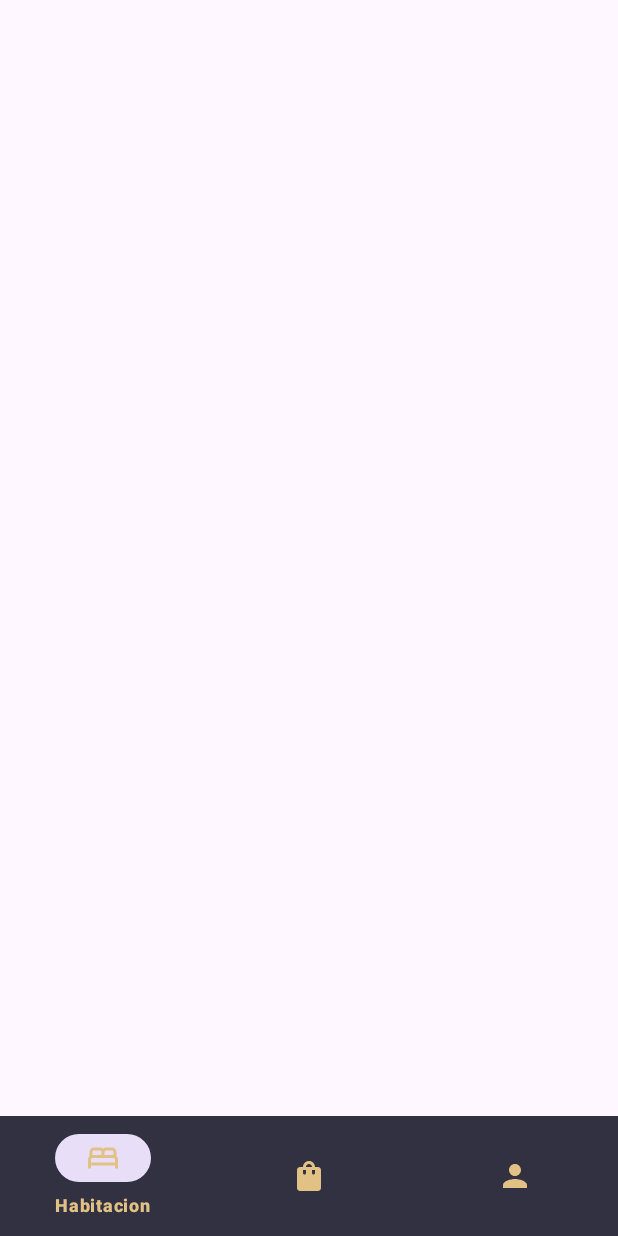
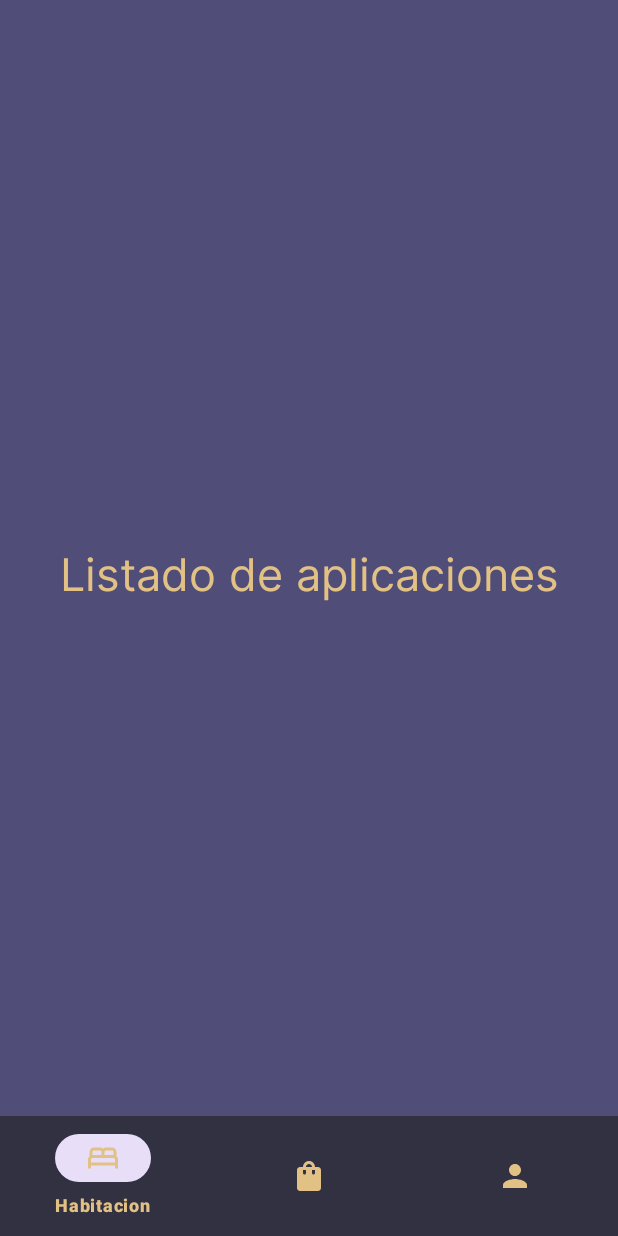
Before and after one commit to Ferkhan/feridem-android, an Android app: the screen it shows after launch (BarraNavegacionActivity), after a tap on "Iniciar Sesión", on a phone screen of 412 x 824 dp. Run offline under Robolectric (Android 15) with nearby library versions, the phone set to English and light mode, and no system bars.

Commit message:
arreglar barra de navegacion

```diff
--- a/app/src/main/java/com/feridem/android/BarraNavegacionActivity.java
+++ b/app/src/main/java/com/feridem/android/BarraNavegacionActivity.java
@@ -7,7 +7,6 @@ import androidx.fragment.app.FragmentTransaction;
 
 import android.os.Bundle;
 import android.view.MenuItem;
-import android.view.View;
 
 //import com.feridem.android.databinding.ActivityMainBinding;
 import com.google.android.material.bottomnavigation.BottomNavigationView;
@@ -15,51 +14,48 @@ import com.google.android.material.navigation.NavigationBarView;
 
 
 public class BarraNavegacionActivity extends AppCompatActivity {
-    private static HabitacionFragment  hf = new HabitacionFragment();
-    private static ReservacionFragment rf = new ReservacionFragment();
-    private static PerfilFragment      pf = new PerfilFragment();
+    private static final HabitacionFragment  hf = new HabitacionFragment();
+    private static final ReservacionFragment rf = new ReservacionFragment();
+    private static final PerfilFragment      pf = new PerfilFragment();
     static BottomNavigationView bn;
 //    ActivityMainBinding binding;
 
     @Override
     protected void onCreate(Bundle savedInstanceState) {
         super.onCreate(savedInstanceState);
-
-        //binding = ActivityMainBinding.inflate(getLayoutInflater());
         setContentView(R.layout.activity_barra_navegacion);
 
-        cargarFragmento(new HabitacionFragment());
+        cargarFragmento(hf);
         bn = findViewById(R.id.barraNavegacion);
+        bn.setOnItemSelectedListener(itemSeleccionado);
 
-        bn.setOnItemSelectedListener(mOnItemSelectedListener);
-
-//        binding.fab.setOnClickListener(new View.OnClickListener() {
-//            @Override
-//            public void onClick(View view) {
-//                showBottomDialog();
-//            }
-//        });
     }
 
-    private final NavigationBarView.OnItemSelectedListener mOnItemSelectedListener = new NavigationBarView.OnItemSelectedListener() {
+    private final NavigationBarView.OnItemSelectedListener itemSeleccionado = new NavigationBarView.OnItemSelectedListener() {
         @Override
         public boolean onNavigationItemSelected(@NonNull MenuItem item) {
-
-            switch (item.getItemId()) {
-                case R.id.habitacion:
-                    cargarFragmento(new HabitacionFragment());
-//                case R.id.encabezado:
+            if (item.getItemId() == R.id.habitacion) {
+                cargarFragmento(hf);
+            } else if (item.getItemId() == R.id.reservacion) {
+                cargarFragmento(rf);
+            } else if (item.getItemId() == R.id.perfil) {
+                cargarFragmento(pf);
+            }
+            return true;
+//            switch (item.getItemId()) {
+//                case R.id.habitacion:
+//                    cargarFragmento(new HabitacionFragment());
+//                    break;
+//                case R.id.reservacion:
 //                    cargarFragmento(new ReservacionFragment());
-//                    return true;
-//                case R.id.noCuenta:
+//                    break;
+//                case R.id.perfil:
 //                    cargarFragmento(new PerfilFragment());
-//                    return true;
-            }
-            return false;
-            };
+//                    break;
+//            }
+//            return true;
+        }
     };
-
-
 
     private void cargarFragmento (Fragment fragmento) {
         FragmentTransaction transaccion = getSupportFragmentManager().beginTransaction();
--- a/app/src/main/res/layout/activity_barra_navegacion.xml
+++ b/app/src/main/res/layout/activity_barra_navegacion.xml
@@ -12,9 +12,8 @@
         android:layout_height="0dp"
         app:layout_constraintBottom_toTopOf="@id/barraNavegacion"
         app:layout_constraintEnd_toEndOf="parent"
-        app:layout_constraintEnd_toStartOf="parent"
-        app:layout_constraintTop_toTopOf="parent">
-    </FrameLayout>
+        app:layout_constraintStart_toStartOf="parent"
+        app:layout_constraintTop_toTopOf="parent" />
 
     <com.google.android.material.bottomnavigation.BottomNavigationView
         android:id="@+id/barraNavegacion"
--- a/app/src/main/res/layout/fragment_habitacion.xml
+++ b/app/src/main/res/layout/fragment_habitacion.xml
@@ -4,7 +4,7 @@
     android:layout_width="match_parent"
     android:layout_height="match_parent"
     xmlns:app="http://schemas.android.com/apk/res-auto"
-    android:background="@color/principal"
+    android:background="#504E79"
     tools:context=".HabitacionFragment">
 
     <TextView
```
